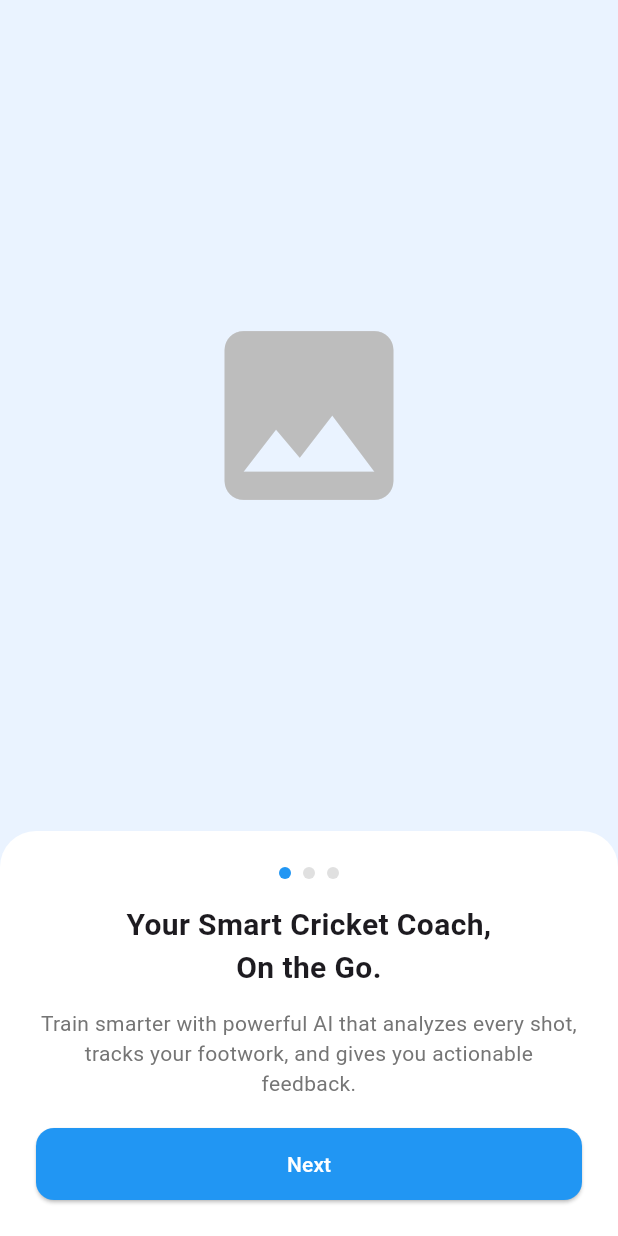
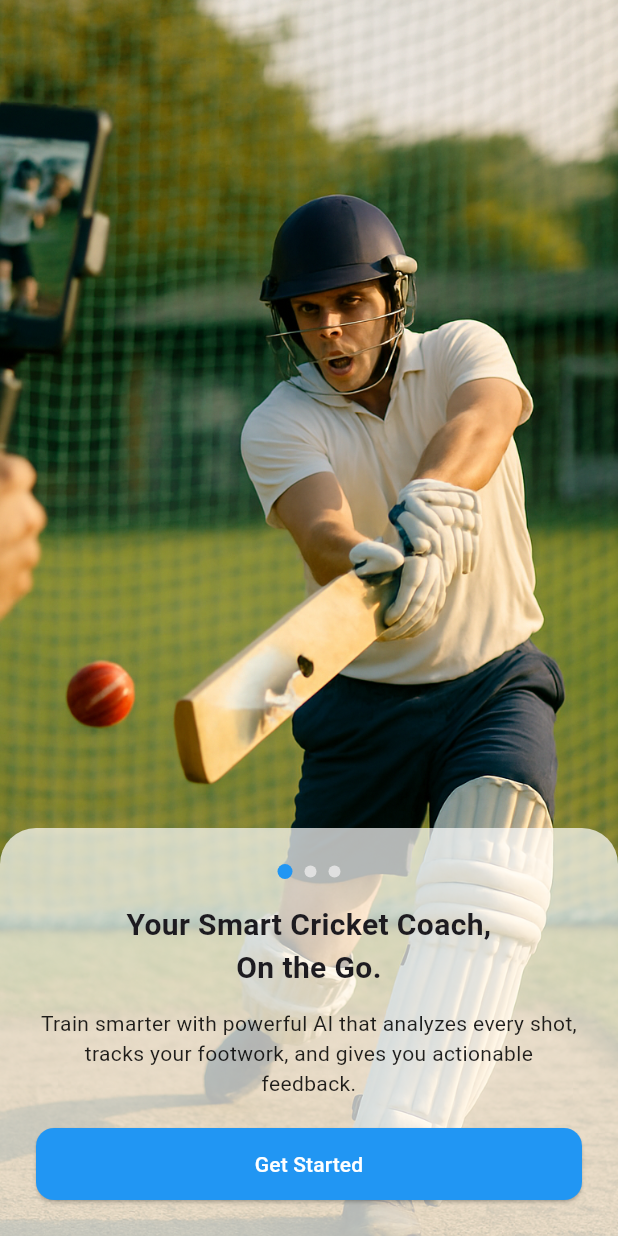
Before and after one commit to Afnaninayat/batsman_pro, a Flutter app: the screen it shows after launch, on a phone screen of 412 x 824 dp. Run offline on Flutter 3.47's test engine with Material 3 defaults, Android fonts, the phone set to English and light mode, and no system bars; our stand-ins replace firebase_auth, firebase_core; accounts and stored records are empty.

Commit message:
update the onboarding page slider

```diff
--- a/lib/pages/onboarding_page.dart
+++ b/lib/pages/onboarding_page.dart
@@ -1,34 +1,98 @@
+import 'dart:async';
 import 'package:flutter/material.dart';
 import 'login_page.dart';
 
-class OnboardingPage extends StatelessWidget {
+class OnboardingPage extends StatefulWidget {
   const OnboardingPage({super.key});
+
+  @override
+  State<OnboardingPage> createState() => _OnboardingPageState();
+}
+
+class _OnboardingPageState extends State<OnboardingPage> {
+  final PageController _controller = PageController();
+  int _currentIndex = 0;
+  late Timer _timer;
+
+  final List<String> images = [
+    'assets/slider2.png',
+    'assets/slider1.jpeg',
+    'assets/onboarding1.jpeg',
+  ];
+
+  @override
+  void initState() {
+    super.initState();
+    _timer = Timer.periodic(const Duration(seconds: 2), (Timer timer) {
+      if (_currentIndex < images.length - 1) {
+        _currentIndex++;
+      } else {
+        _currentIndex = 0;
+      }
+
+      _controller.animateToPage(
+        _currentIndex,
+        duration: const Duration(milliseconds: 300),
+        curve: Curves.easeInOut,
+      );
+    });
+  }
+
+  @override
+  void dispose() {
+    _controller.dispose();
+    _timer.cancel();
+    super.dispose();
+  }
+
+  void _onNext() {
+    _timer.cancel(); // stop auto-slide if user manually proceeds
+    Navigator.pushReplacement(
+      context,
+      MaterialPageRoute(builder: (_) => const LoginPage()),
+    );
+  }
 
   @override
   Widget build(BuildContext context) {
     return Scaffold(
-      backgroundColor: const Color(0xFFEAF3FF),
-      body: Column(
-        mainAxisAlignment: MainAxisAlignment.center,
+      body: Stack(
+        fit: StackFit.expand,
         children: [
-          const Spacer(),
-          Icon(Icons.image, size: 150, color: Colors.grey[400]),
-          const Spacer(),
-          Container(
+          PageView.builder(
+            controller: _controller,
+            itemCount: images.length,
+            onPageChanged: (index) {
+              setState(() {
+                _currentIndex = index;
+              });
+            },
+            itemBuilder: (_, index) {
+              return SizedBox.expand(
+                child: Image.asset(
+                  images[index],
+                  fit: BoxFit.cover,
+                ),
+              );
+            },
+          ),
+          Align(
+            alignment: Alignment.bottomCenter,
+            child: Container(
               padding: const EdgeInsets.all(24),
               decoration: const BoxDecoration(
-              color: Colors.white,
+                color: Colors.white70,
                 borderRadius: BorderRadius.vertical(top: Radius.circular(24)),
               ),
               child: Column(
+                mainAxisSize: MainAxisSize.min,
                 children: [
-                const Row(
+                  Row(
                     mainAxisAlignment: MainAxisAlignment.center,
-                  children: [
-                    DotIndicator(true),
-                    DotIndicator(false),
-                    DotIndicator(false),
-                  ],
+                    children: List.generate(
+                      images.length,
+                      (index) => DotIndicator(index == _currentIndex),
+                    ),
                   ),
                   const SizedBox(height: 16),
                   const Text(
@@ -37,10 +101,10 @@ class OnboardingPage extends StatelessWidget {
                     style: TextStyle(fontWeight: FontWeight.bold, fontSize: 20),
                   ),
                   const SizedBox(height: 12),
-                Text(
+                  const Text(
                     "Train smarter with powerful AI that analyzes every shot, tracks your footwork, and gives you actionable feedback.",
                     textAlign: TextAlign.center,
-                  style: TextStyle(color: Colors.grey[600]),
+                    style: TextStyle(color: Colors.black87),
                   ),
                   const SizedBox(height: 20),
                   ElevatedButton(
@@ -51,12 +115,11 @@ class OnboardingPage extends StatelessWidget {
                         borderRadius: BorderRadius.circular(12),
                       ),
                     ),
-                  onPressed: () {
-                    Navigator.push(context, MaterialPageRoute(builder: (_) => LoginPage()));
-                  },
-                  child: const Text("Next", style: TextStyle(color: Colors.white)),
-                )
+                    onPressed: _onNext,
+                    child: const Text("Get Started", style: TextStyle(color: Colors.white)),
+                  ),
                 ],
+              ),
             ),
           ),
         ],
@@ -73,8 +136,8 @@ class DotIndicator extends StatelessWidget {
   Widget build(BuildContext context) {
     return Container(
       margin: const EdgeInsets.symmetric(horizontal: 4),
-      width: 8,
-      height: 8,
+      width: active ? 10 : 8,
+      height: active ? 10 : 8,
       decoration: BoxDecoration(
         color: active ? Colors.blue : Colors.grey[300],
         shape: BoxShape.circle,
--- a/lib/pages/project_page.dart
+++ b/lib/pages/project_page.dart
@@ -32,7 +32,7 @@ class ProjectPage extends StatelessWidget {
                   const SizedBox(height: 16),
                   const Text("Nothing here. For now.", style: TextStyle(fontSize: 18)),
                   const SizedBox(height: 8),
-                  ElevatedButton(onPressed: () {}, child: const Text("Start a project"))
+                  ElevatedButton(onPressed: () {}, child: const Text("Upload a Video"))
                 ],
               ),
             ),
```
Also changed, not shown: assets/onboarding1.jpeg (added), assets/slider1.jpeg (added), assets/slider2.png (added). Lines whose indentation alone changed are shown as unchanged.
